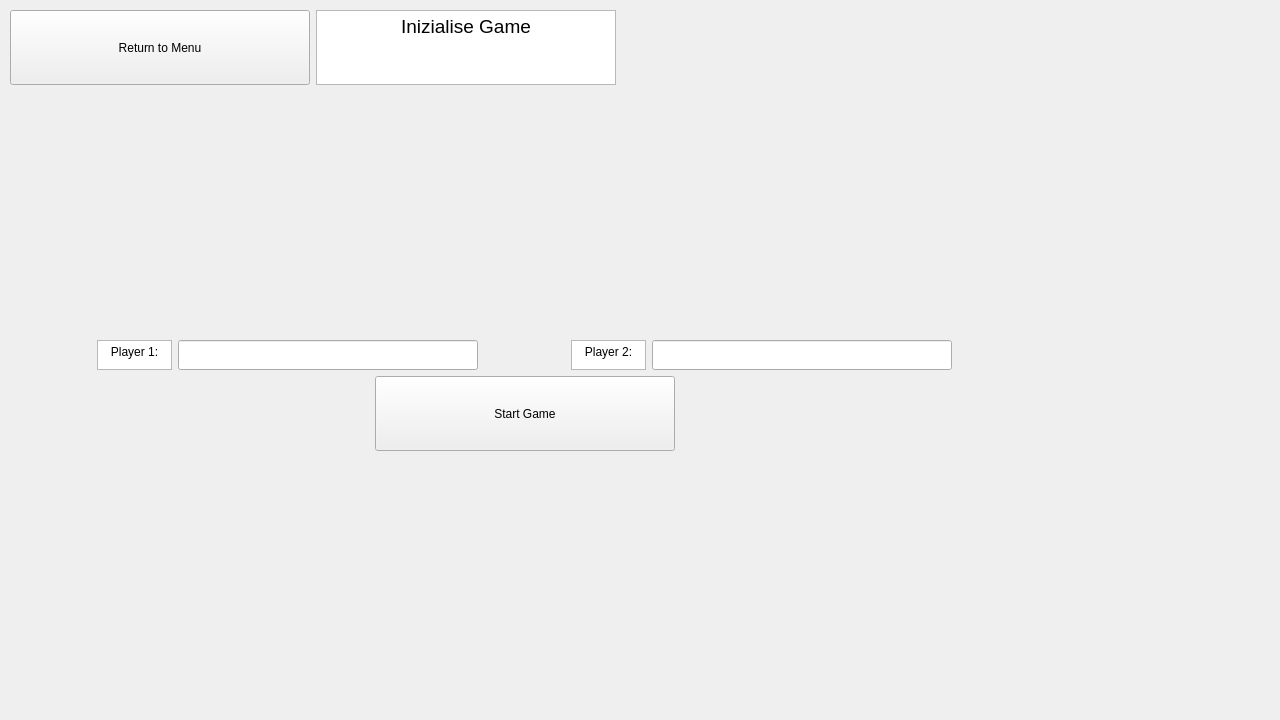
This is inizialiseGame/inizialisegame.ui in cemGr/chess_cpp as Qt 5 draws it before an edit. The edited form follows.
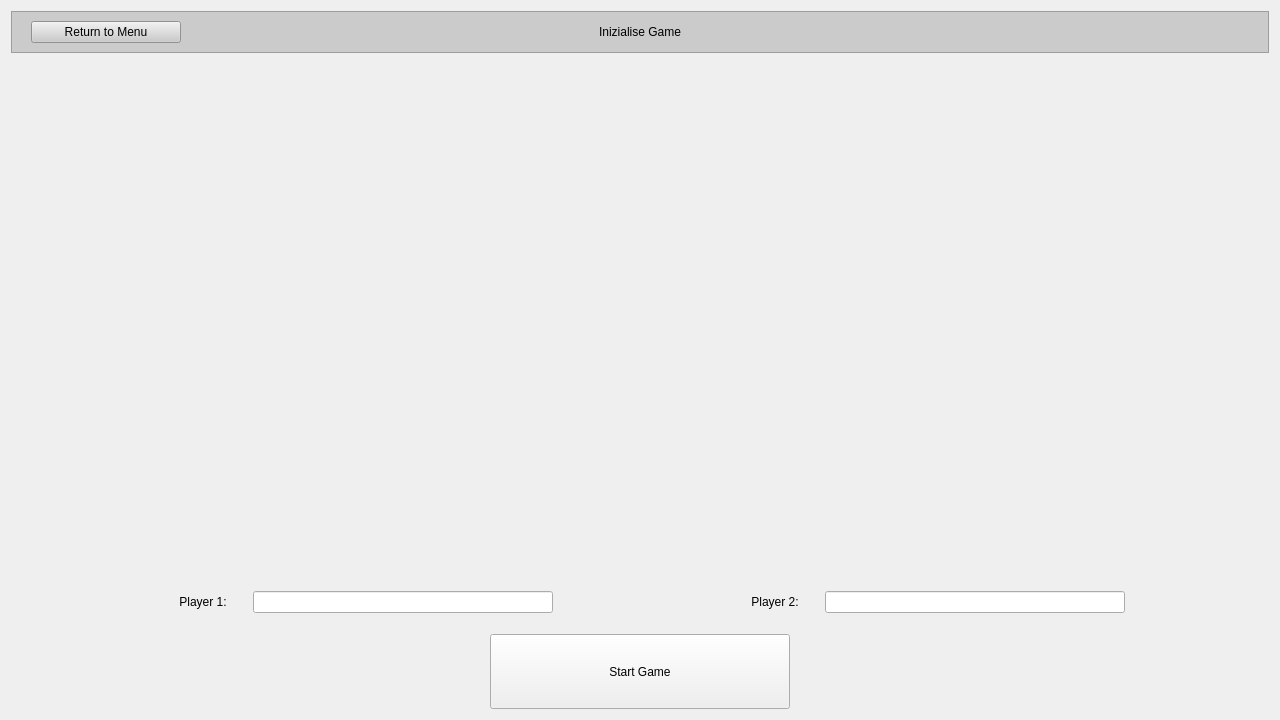
This is the edited form. Icons and pictures are not drawn.

Patch:
```diff
--- a/inizialiseGame/inizialisegame.ui
+++ b/inizialiseGame/inizialisegame.ui
@@ -11,14 +11,14 @@
    </rect>
   </property>
   <property name="sizePolicy">
-   <sizepolicy hsizetype="Fixed" vsizetype="Fixed">
+   <sizepolicy hsizetype="Preferred" vsizetype="Preferred">
     <horstretch>0</horstretch>
     <verstretch>0</verstretch>
    </sizepolicy>
   </property>
   <property name="minimumSize">
    <size>
-    <width>300</width>
+    <width>500</width>
     <height>300</height>
    </size>
   </property>
@@ -31,36 +31,60 @@
   <property name="windowTitle">
    <string>inizialiseGame</string>
   </property>
-  <widget class="QWidget" name="verticalLayoutWidget">
-   <property name="geometry">
-    <rect>
-     <x>10</x>
-     <y>10</y>
-     <width>1031</width>
-     <height>441</height>
-    </rect>
-   </property>
-   <layout class="QVBoxLayout" name="windowLayout" stretch="1,3,1">
-    <property name="sizeConstraint">
-     <enum>QLayout::SetDefaultConstraint</enum>
-    </property>
+  <property name="styleSheet">
+   <string notr="true"/>
+  </property>
+  <layout class="QVBoxLayout" name="verticalLayout">
+   <item>
+    <widget class="QFrame" name="frame">
+     <property name="sizePolicy">
+      <sizepolicy hsizetype="Preferred" vsizetype="Preferred">
+       <horstretch>0</horstretch>
+       <verstretch>0</verstretch>
+      </sizepolicy>
+     </property>
+     <property name="styleSheet">
+      <string notr="true">background-color: rgb(203, 203, 203);</string>
+     </property>
+     <property name="frameShape">
+      <enum>QFrame::StyledPanel</enum>
+     </property>
+     <property name="frameShadow">
+      <enum>QFrame::Raised</enum>
+     </property>
+     <layout class="QHBoxLayout" name="horizontalLayout">
     <item>
-     <layout class="QHBoxLayout" name="TitleLayout_2" stretch="1,1,1">
+       <layout class="QHBoxLayout" name="TitleLayout_2" stretch="1,0,1">
+        <property name="spacing">
+         <number>0</number>
+        </property>
+        <property name="leftMargin">
+         <number>10</number>
+        </property>
+        <property name="topMargin">
+         <number>0</number>
+        </property>
+        <property name="rightMargin">
+         <number>10</number>
+        </property>
+        <property name="bottomMargin">
+         <number>0</number>
+        </property>
       <item>
        <widget class="QPushButton" name="pbnReturntoMenu">
         <property name="enabled">
          <bool>true</bool>
         </property>
         <property name="sizePolicy">
-         <sizepolicy hsizetype="Expanding" vsizetype="Fixed">
+           <sizepolicy hsizetype="Preferred" vsizetype="Preferred">
           <horstretch>0</horstretch>
           <verstretch>0</verstretch>
          </sizepolicy>
         </property>
         <property name="maximumSize">
          <size>
-          <width>300</width>
-          <height>75</height>
+            <width>150</width>
+            <height>52</height>
          </size>
         </property>
         <property name="text">
@@ -69,28 +93,27 @@
        </widget>
       </item>
       <item>
-       <widget class="QTextEdit" name="title">
+         <widget class="QLabel" name="lTitle">
         <property name="sizePolicy">
-         <sizepolicy hsizetype="Expanding" vsizetype="Fixed">
+           <sizepolicy hsizetype="Preferred" vsizetype="Preferred">
           <horstretch>0</horstretch>
           <verstretch>0</verstretch>
          </sizepolicy>
         </property>
-        <property name="maximumSize">
+          <property name="minimumSize">
          <size>
-          <width>300</width>
-          <height>75</height>
-         </size>
-        </property>
-        <property name="html">
-         <string>&lt;!DOCTYPE HTML PUBLIC &quot;-//W3C//DTD HTML 4.0//EN&quot; &quot;http://www.w3.org/TR/REC-html40/strict.dtd&quot;&gt;
-&lt;html&gt;&lt;head&gt;&lt;meta name=&quot;qrichtext&quot; content=&quot;1&quot; /&gt;&lt;meta charset=&quot;utf-8&quot; /&gt;&lt;style type=&quot;text/css&quot;&gt;
-p, li { white-space: pre-wrap; }
-hr { height: 1px; border-width: 0; }
-li.unchecked::marker { content: &quot;\2610&quot;; }
-li.checked::marker { content: &quot;\2612&quot;; }
-&lt;/style&gt;&lt;/head&gt;&lt;body style=&quot; font-family:'Segoe UI'; font-size:9pt; font-weight:400; font-style:normal;&quot;&gt;
-&lt;p align=&quot;center&quot; style=&quot; margin-top:0px; margin-bottom:0px; margin-left:0px; margin-right:0px; -qt-block-indent:0; text-indent:0px;&quot;&gt;&lt;span style=&quot; font-size:14pt;&quot;&gt;Inizialise Game&lt;/span&gt;&lt;/p&gt;&lt;/body&gt;&lt;/html&gt;</string>
+            <width>0</width>
+            <height>0</height>
+           </size>
+          </property>
+          <property name="styleSheet">
+           <string notr="true">font: 22pt &quot;Segoe UI&quot;;</string>
+          </property>
+          <property name="text">
+           <string>Inizialise Game</string>
+          </property>
+          <property name="alignment">
+           <set>Qt::AlignCenter</set>
         </property>
        </widget>
       </item>
@@ -100,11 +123,11 @@
          <enum>Qt::Horizontal</enum>
         </property>
         <property name="sizeType">
-         <enum>QSizePolicy::Minimum</enum>
+           <enum>QSizePolicy::Maximum</enum>
         </property>
         <property name="sizeHint" stdset="0">
          <size>
-          <width>40</width>
+            <width>150</width>
           <height>20</height>
          </size>
         </property>
@@ -112,35 +135,54 @@
       </item>
      </layout>
     </item>
+     </layout>
+    </widget>
+   </item>
+   <item>
+    <layout class="QVBoxLayout" name="windowLayout" stretch="3,1">
+     <property name="sizeConstraint">
+      <enum>QLayout::SetDefaultConstraint</enum>
+     </property>
     <item>
      <layout class="QGridLayout" name="gLayout1" rowstretch="1,0" columnstretch="0,0">
       <property name="sizeConstraint">
        <enum>QLayout::SetDefaultConstraint</enum>
       </property>
+       <property name="bottomMargin">
+        <number>15</number>
+       </property>
+       <property name="horizontalSpacing">
+        <number>30</number>
+       </property>
+       <property name="verticalSpacing">
+        <number>0</number>
+       </property>
       <item row="1" column="1">
-       <layout class="QHBoxLayout" name="p2Layout" stretch="2,3">
+        <layout class="QHBoxLayout" name="p2Layout" stretch="1,6">
         <item>
-         <widget class="QTextEdit" name="p2Text">
+          <widget class="QLabel" name="p2Text">
           <property name="maximumSize">
            <size>
-            <width>75</width>
-            <height>30</height>
-           </size>
-          </property>
-          <property name="html">
-           <string>&lt;!DOCTYPE HTML PUBLIC &quot;-//W3C//DTD HTML 4.0//EN&quot; &quot;http://www.w3.org/TR/REC-html40/strict.dtd&quot;&gt;
-&lt;html&gt;&lt;head&gt;&lt;meta name=&quot;qrichtext&quot; content=&quot;1&quot; /&gt;&lt;meta charset=&quot;utf-8&quot; /&gt;&lt;style type=&quot;text/css&quot;&gt;
-p, li { white-space: pre-wrap; }
-hr { height: 1px; border-width: 0; }
-li.unchecked::marker { content: &quot;\2610&quot;; }
-li.checked::marker { content: &quot;\2612&quot;; }
-&lt;/style&gt;&lt;/head&gt;&lt;body style=&quot; font-family:'Segoe UI'; font-size:9pt; font-weight:400; font-style:normal;&quot;&gt;
-&lt;p align=&quot;center&quot; style=&quot; margin-top:0px; margin-bottom:0px; margin-left:0px; margin-right:0px; -qt-block-indent:0; text-indent:0px;&quot;&gt;Player 2:&lt;/p&gt;&lt;/body&gt;&lt;/html&gt;</string>
+             <width>100</width>
+             <height>16777215</height>
+            </size>
+           </property>
+           <property name="text">
+            <string>Player 2:</string>
+           </property>
+           <property name="alignment">
+            <set>Qt::AlignCenter</set>
           </property>
          </widget>
         </item>
         <item>
          <widget class="QLineEdit" name="p2LineEdit">
+           <property name="sizePolicy">
+            <sizepolicy hsizetype="Preferred" vsizetype="Preferred">
+             <horstretch>0</horstretch>
+             <verstretch>0</verstretch>
+            </sizepolicy>
+           </property>
           <property name="maximumSize">
            <size>
             <width>300</width>
@@ -152,29 +194,31 @@
        </layout>
       </item>
       <item row="1" column="0">
-       <layout class="QHBoxLayout" name="p1Layout" stretch="2,3">
+        <layout class="QHBoxLayout" name="p1Layout" stretch="1,6">
         <item>
-         <widget class="QTextEdit" name="p1Text">
+          <widget class="QLabel" name="p1Text">
           <property name="maximumSize">
            <size>
-            <width>75</width>
-            <height>30</height>
-           </size>
-          </property>
-          <property name="html">
-           <string>&lt;!DOCTYPE HTML PUBLIC &quot;-//W3C//DTD HTML 4.0//EN&quot; &quot;http://www.w3.org/TR/REC-html40/strict.dtd&quot;&gt;
-&lt;html&gt;&lt;head&gt;&lt;meta name=&quot;qrichtext&quot; content=&quot;1&quot; /&gt;&lt;meta charset=&quot;utf-8&quot; /&gt;&lt;style type=&quot;text/css&quot;&gt;
-p, li { white-space: pre-wrap; }
-hr { height: 1px; border-width: 0; }
-li.unchecked::marker { content: &quot;\2610&quot;; }
-li.checked::marker { content: &quot;\2612&quot;; }
-&lt;/style&gt;&lt;/head&gt;&lt;body style=&quot; font-family:'Segoe UI'; font-size:9pt; font-weight:400; font-style:normal;&quot;&gt;
-&lt;p align=&quot;center&quot; style=&quot; margin-top:0px; margin-bottom:0px; margin-left:0px; margin-right:0px; -qt-block-indent:0; text-indent:0px;&quot;&gt;Player 1:&lt;/p&gt;&lt;/body&gt;&lt;/html&gt;</string>
+             <width>100</width>
+             <height>16777215</height>
+            </size>
+           </property>
+           <property name="text">
+            <string>Player 1:</string>
+           </property>
+           <property name="alignment">
+            <set>Qt::AlignCenter</set>
           </property>
          </widget>
         </item>
         <item>
          <widget class="QLineEdit" name="p1LineEdit">
+           <property name="sizePolicy">
+            <sizepolicy hsizetype="Preferred" vsizetype="Preferred">
+             <horstretch>0</horstretch>
+             <verstretch>0</verstretch>
+            </sizepolicy>
+           </property>
           <property name="maximumSize">
            <size>
             <width>300</width>
@@ -212,8 +256,23 @@
     </item>
     <item>
      <layout class="QHBoxLayout" name="hLayout2">
+       <property name="topMargin">
+        <number>0</number>
+       </property>
       <item>
        <widget class="QPushButton" name="pbnStartGame">
+         <property name="sizePolicy">
+          <sizepolicy hsizetype="Preferred" vsizetype="Preferred">
+           <horstretch>0</horstretch>
+           <verstretch>0</verstretch>
+          </sizepolicy>
+         </property>
+         <property name="minimumSize">
+          <size>
+           <width>300</width>
+           <height>75</height>
+          </size>
+         </property>
         <property name="maximumSize">
          <size>
           <width>300</width>
@@ -228,7 +287,8 @@
      </layout>
     </item>
    </layout>
-  </widget>
+   </item>
+  </layout>
  </widget>
  <resources/>
  <connections/>
```
Left out of the diff: 2 changed lines with no effect on the pictures. Lines whose indentation alone changed are shown as unchanged.
